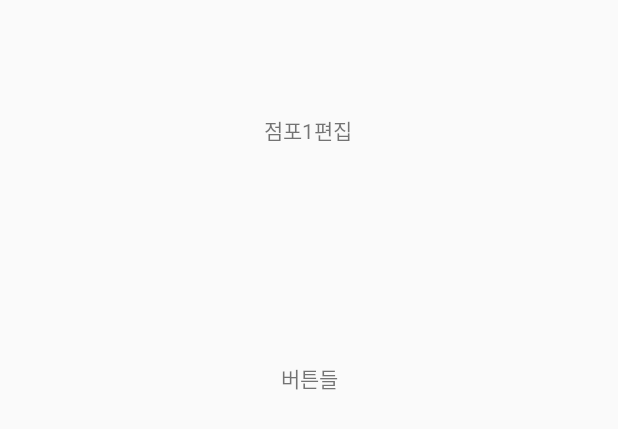
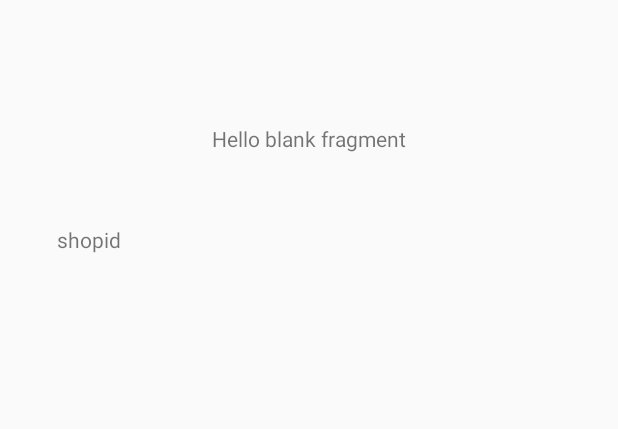
Before and after one commit to SoftwareEngineering-Team08/image_processing, an Android app: the layout fragment_edit_store.xml on its own in the app's theme, with its tools: preview values and no code run, on a phone screen of 412 x 824 dp. Shown: the top 429 px of the screen. Run offline under Robolectric (Android 15) with nearby library versions, the phone set to English and light mode, and no system bars.

Commit message:
recycler view design..

```diff
--- a/android/app/src/main/java/org/tensorflow/lite/examples/detection/coronaCounter/EditStore.kt
+++ /dev/null
@@ -1,12 +0,0 @@
-package com.example.coronacounter
-
-import androidx.appcompat.app.AppCompatActivity
-import android.os.Bundle
-import org.tensorflow.lite.examples.detection.R
-
-class EditStore : AppCompatActivity() {
-    override fun onCreate(savedInstanceState: Bundle?) {
-        super.onCreate(savedInstanceState)
-        setContentView(R.layout.activity_edit_store)
-    }
-}
--- a/android/app/src/main/java/org/tensorflow/lite/examples/detection/coronaCounter/model/Shop.kt
+++ b/android/app/src/main/java/org/tensorflow/lite/examples/detection/coronaCounter/model/Shop.kt
@@ -1,4 +1,6 @@
 package com.example.coronacounter.model
 
-data class Shop(var id:String, var shopName:String, var location:String, var maximumPeople:Int,var limitPeople:Int, var businessType:BusinessType) {
+import java.io.Serializable
+
+data class Shop(var id:String, var shopName:String, var location:String, var maximumPeople:Int,var limitPeople:Int, var businessType:BusinessType) :Serializable {
 }
--- a/android/app/src/main/java/org/tensorflow/lite/examples/detection/coronaCounter/viewModel/AppViewModel.kt
+++ b/android/app/src/main/java/org/tensorflow/lite/examples/detection/coronaCounter/viewModel/AppViewModel.kt
@@ -14,6 +14,7 @@ class AppViewModel:ViewModel() {
     val auth = Authenticator
     val userdata  = Datas.userdatabase
     val shopdata  =  Datas.shops
+
     fun userLogin(user:User) : Boolean {
         if (auth.checkVal(user,userdata)){
             _user = user
--- /dev/null
+++ b/android/app/src/main/res/drawable/customborder.xml
@@ -0,0 +1,6 @@
+<?xml version="1.0" encoding="UTF-8"?>
+<shape xmlns:android="http://schemas.android.com/apk/res/android" android:shape="rectangle">
+    <corners android:radius="20dp"/>
+    <padding android:left="10dp" android:right="10dp" android:top="10dp" android:bottom="10dp"/>
+    <stroke android:width="1dp" android:color="#CCCCCC"/>
+</shape>
--- a/android/app/src/main/res/layout/activity_edit_store.xml
+++ b/android/app/src/main/res/layout/fragment_edit_store.xml
@@ -4,26 +4,35 @@
     xmlns:tools="http://schemas.android.com/tools"
     android:layout_width="match_parent"
     android:layout_height="match_parent"
-    tools:context="com.example.coronacounter.EditStore">
+    tools:context=".coronaCounter.view.EditStore">
+
+    <!-- TODO: Update blank fragment layout -->
+
 
     <TextView
-        android:id="@+id/textView7"
+        android:id="@+id/shop_name"
         android:layout_width="wrap_content"
         android:layout_height="wrap_content"
-        android:layout_marginTop="76dp"
-        android:text="점포1편집"
+        android:text="@string/hello_blank_fragment"
+        app:layout_constraintBottom_toBottomOf="parent"
         app:layout_constraintEnd_toEndOf="parent"
-        app:layout_constraintHorizontal_bias="0.498"
         app:layout_constraintStart_toStartOf="parent"
-        app:layout_constraintTop_toTopOf="parent" />
+        app:layout_constraintTop_toTopOf="parent"
+        app:layout_constraintVertical_bias="0.103" />
 
     <TextView
-        android:id="@+id/textView6"
         android:layout_width="wrap_content"
         android:layout_height="wrap_content"
-        android:layout_marginTop="144dp"
-        android:text="버튼들"
+        android:layout_marginEnd="84dp"
+        android:text="shopid"
+        app:layout_constraintBottom_toBottomOf="parent"
         app:layout_constraintEnd_toEndOf="parent"
+        app:layout_constraintHorizontal_bias="0.133"
         app:layout_constraintStart_toStartOf="parent"
-        app:layout_constraintTop_toBottomOf="@+id/textView7" />
+        app:layout_constraintTop_toTopOf="parent"
+        app:layout_constraintVertical_bias="0.186">
+
+    </TextView>
+
+
 </androidx.constraintlayout.widget.ConstraintLayout>
--- a/android/app/src/main/res/values/strings.xml
+++ b/android/app/src/main/res/values/strings.xml
@@ -1,4 +1,6 @@
 <resources>
     <string name="tfe_od_app_name" translation_description="Object Detection demo app [CHAR_LIMIT=40]">TFL Detect</string>
     <string name="tfe_od_camera_error" translation_description="Error regarding camera support[CHAR_LIMIT=40]">This device doesn\'t support Camera2 API.</string>
+    <!-- TODO: Remove or change this placeholder text -->
+    <string name="hello_blank_fragment">Hello blank fragment</string>
 </resources>
```
Also changed, not shown: android/app/src/main/java/org/tensorflow/lite/examples/detection/coronaCounter/adapter/ShopItemAdapter.kt (+23 -1 lines), android/app/src/main/java/org/tensorflow/lite/examples/detection/coronaCounter/view/EditStore.kt (added, +71 -0 lines), android/app/src/main/res/drawable/ic_baseline_gym_24.xml (added, +10 -0 lines), android/app/src/main/res/drawable/ic_baseline_hotel_24.xml (added, +10 -0 lines), android/app/src/main/res/drawable/ic_baseline_restaurant_24.xml (added, +10 -0 lines), android/app/src/main/res/drawable/ic_baseline_school_24.xml (added, +10 -0 lines), android/app/src/main/res/drawable/ic_baseline_wine_bar_24.xml (added, +10 -0 lines), android/app/src/main/res/layout/shop_list_item.xml (+22 -3 lines), android/app/src/main/res/navigation/nav_graph.xml (+14 -1 lines).
